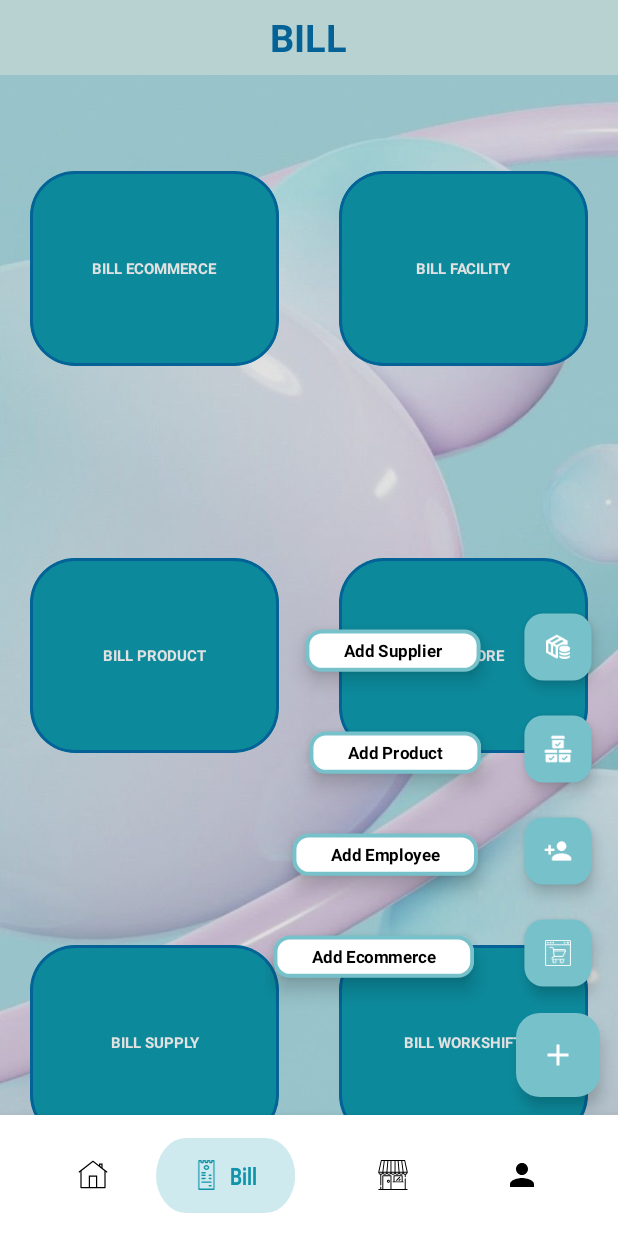
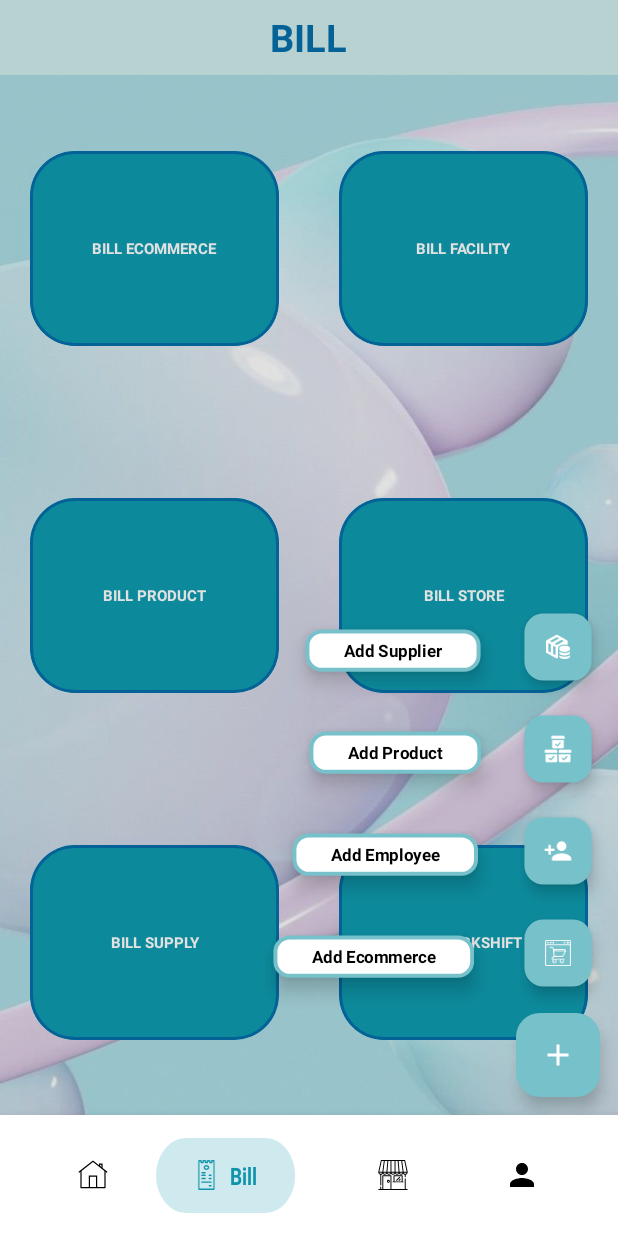
Before and after one commit to ProjAndroid-Nhom5/Expense-Management-Group-5, an Android app: the HomeActivity screen opened directly, with no data from a screen before it, after a tap on an icon or button, on a phone screen of 412 x 824 dp. Run offline under Robolectric (Android 15) with nearby library versions, the phone set to English and light mode, and no system bars; 2 other taps on this screen came first.

Commit message:
Update_bottom_menu_15_5

```diff
--- a/ExpenseManagement/app/src/main/res/layout/activity_home.xml
+++ b/ExpenseManagement/app/src/main/res/layout/activity_home.xml
@@ -23,6 +23,7 @@
         android:id="@+id/frameLayout"
         android:layout_width="match_parent"
         android:layout_height="match_parent"
+        android:layout_marginBottom="80dp"
         app:layout_constraintBottom_toTopOf="@+id/bottom_menu"
         app:layout_constraintEnd_toEndOf="parent"
         app:layout_constraintStart_toStartOf="parent"
```
